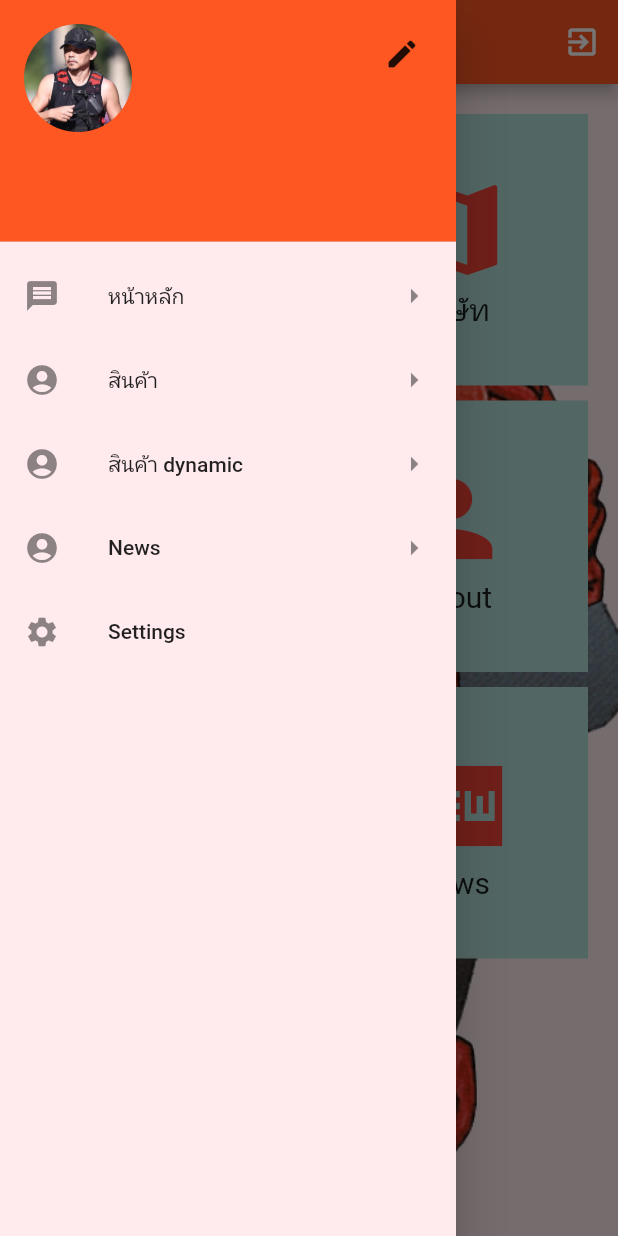
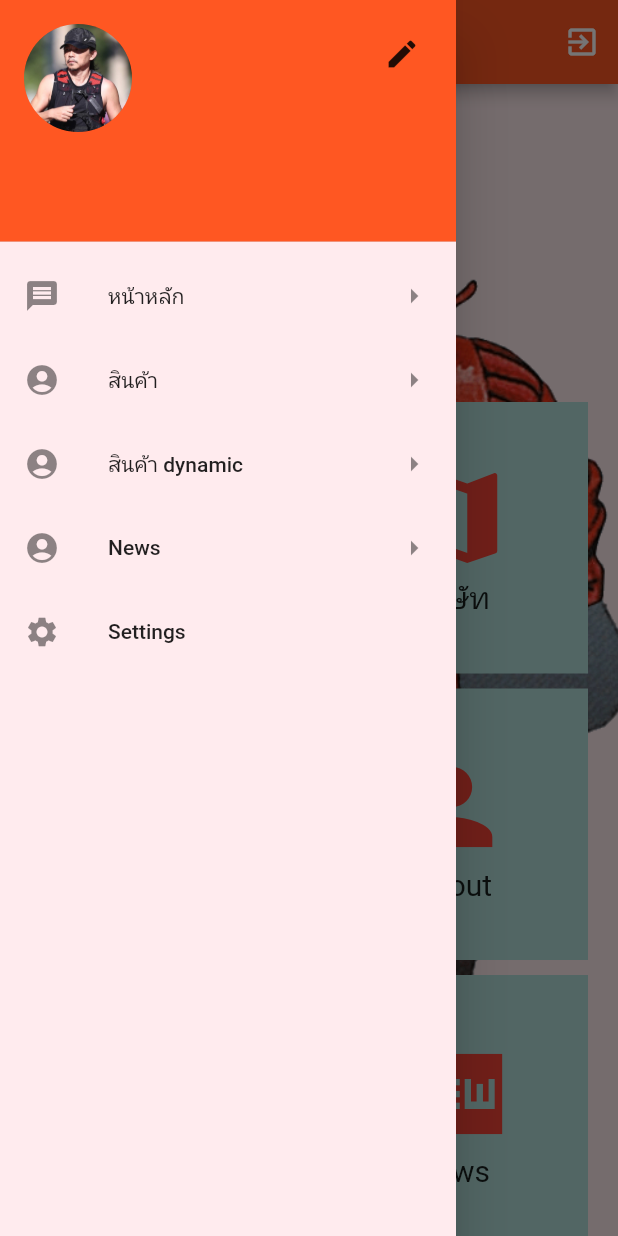
Before and after one commit to thana19/flutter01, a Flutter app: the HomePage screen opened directly, with the side drawer open, on a phone screen of 412 x 824 dp. Run offline on Flutter 3.47's test engine with Material 2 defaults, Android fonts, the phone set to English and light mode, and no system bars; our stand-ins replace flutter_form_builder, flutter_redux, pull_to_refresh, redux, shared_preferences, webview_flutter; accounts and stored records are empty.

```diff
--- a/lib/pages/home/HomePage.dart
+++ b/lib/pages/home/HomePage.dart
@@ -1,7 +1,9 @@
 import 'package:flutter/material.dart';
 import 'package:flutter01/data/ScreenArguments.dart';
+import 'package:flutter01/redux/appReducer.dart';
 import 'package:flutter01/widgets/logo.dart';
 import 'package:flutter01/widgets/menu.dart';
+import 'package:flutter_redux/flutter_redux.dart';
 import 'package:shared_preferences/shared_preferences.dart';
 import 'package:flutter01/main.dart';
 
@@ -35,6 +37,20 @@ class _HomePageState extends State<HomePage> {
             decoration: BoxDecoration(
                 image: DecorationImage(
                     image: AssetImage('images/bg2.png'), fit: BoxFit.cover)),
+            child: Column(
+              children: [
+                StoreConnector<AppState, Map<String, dynamic>>(
+                    distinct: true,
+                    converter: (store) => store.state.profileState.profile,
+                    builder: (context, profile) {
+                      return Expanded(
+                        flex: 1,
+                        child: Text(
+                            'welcome ${profile['name']} ${profile['email']}'),
+                      );
+                    }),
+                Expanded(
+                    flex: 3,
                     child: GridView.count(
                       primary: false,
                       padding: const EdgeInsets.all(20),
@@ -46,19 +62,21 @@ class _HomePageState extends State<HomePage> {
                           onTap: () async {
                             result = await Navigator.pushNamed(
                                 context, 'homestack/company',
-                        arguments:
-                            ScreenArguments('thana.j@gmail.com', "0840866680"));
+                                arguments: ScreenArguments(
+                                    'thana.j@gmail.com', "0840866680"));
 
                             ScaffoldMessenger.of(context)
                               ..removeCurrentSnackBar()
-                      ..showSnackBar(SnackBar(content: Text('$result')));
+                              ..showSnackBar(
+                                  SnackBar(content: Text('$result')));
                           },
                           child: Container(
                             padding: const EdgeInsets.all(8),
                             child: Column(
                               mainAxisAlignment: MainAxisAlignment.center,
                               children: [
-                        Icon(Icons.business, size: 80, color: Colors.red),
+                                Icon(Icons.business,
+                                    size: 80, color: Colors.red),
                                 Text(
                                   'company',
                                   style: TextStyle(fontSize: 20),
@@ -100,12 +118,13 @@ class _HomePageState extends State<HomePage> {
                           onTap: () async {
                             result = await Navigator.pushNamed(
                                 context, 'homestack/about',
-                        arguments:
-                            ScreenArguments('thana.j@gmail.com', "0840866680"));
+                                arguments: ScreenArguments(
+                                    'thana.j@gmail.com', "0840866680"));
 
                             ScaffoldMessenger.of(context)
                               ..removeCurrentSnackBar()
-                      ..showSnackBar(SnackBar(content: Text('$result')));
+                              ..showSnackBar(
+                                  SnackBar(content: Text('$result')));
                           },
                           child: Container(
                             padding: const EdgeInsets.all(8),
@@ -168,6 +187,8 @@ class _HomePageState extends State<HomePage> {
                           ),
                         ),
                       ],
+                    ))
+              ],
             )));
   }
 
--- a/lib/redux/appReducer.dart
+++ b/lib/redux/appReducer.dart
@@ -0,0 +1,17 @@
+import 'package:flutter01/redux/profile/profileReducer.dart';
+import 'package:meta/meta.dart';
+
+@immutable
+class AppState {
+  final ProfileState profileState;
+
+  AppState({required this.profileState});
+
+  factory AppState.initial() {
+    return AppState(profileState: ProfileState());
+  }
+}
+
+AppState appReducer(AppState state, dynamic action) {
+  return AppState(profileState: profileReducer(state.profileState, action));
+}
--- a/lib/redux/profile/profileReducer.dart
+++ b/lib/redux/profile/profileReducer.dart
@@ -0,0 +1,22 @@
+import 'package:flutter01/redux/profile/profileAction.dart';
+import 'package:meta/meta.dart';
+
+@immutable
+class ProfileState {
+  final Map<String, dynamic> profile;
+
+  ProfileState({this.profile = const {'name': '', 'email': '', 'role': ''}});
+  // ProfileState({required this.profile});
+
+  ProfileState copyWith({Map<String, dynamic>? profile}) {
+    return ProfileState(profile: profile ?? this.profile);
+  }
+}
+
+profileReducer(ProfileState state, dynamic action) {
+  if (action is GetProfileAction) {
+    return state.copyWith(profile: action.profileState.profile);
+  }
+
+  return state;
+}
--- a/lib/widgets/menu.dart
+++ b/lib/widgets/menu.dart
@@ -1,6 +1,8 @@
 import 'dart:convert';
 
 import 'package:flutter/material.dart';
+import 'package:flutter01/redux/appReducer.dart';
+import 'package:flutter_redux/flutter_redux.dart';
 import 'package:shared_preferences/shared_preferences.dart';
 import 'dart:convert' as convert;
 import 'package:flutter01/data/ScreenArguments.dart';
@@ -13,16 +15,16 @@ class Menu extends StatefulWidget {
 }
 
 class _MenuState extends State<Menu> {
-  Map<String, dynamic> profile = {'name': '', 'email': '', 'role': ''};
+  // Map<String, dynamic> profile = {'name': '', 'email': '', 'role': ''};
 
   _getProfile() async {
     SharedPreferences prefs = await SharedPreferences.getInstance();
     var profileString = prefs.getString('profile');
     print(profileString);
     if (profileString != null) {
-      setState(() {
-        profile = convert.jsonDecode(profileString);
-      });
+      // setState(() {
+      //   profile = convert.jsonDecode(profileString);
+      // });
     }
   }
 
@@ -51,7 +53,31 @@ class _MenuState extends State<Menu> {
           //     ),
           //   ),
           // ),
-          UserAccountsDrawerHeader(
+          // UserAccountsDrawerHeader(
+          //   currentAccountPicture: CircleAvatar(
+          //     backgroundImage: AssetImage('images/thana.jpg'),
+          //   ),
+          //   accountName: Text('${profile['name']}'),
+          //   accountEmail: Text('${profile['email']}'),
+          //   otherAccountsPictures: [
+          //     IconButton(
+          //         onPressed: () {
+          //           // Navigator.pushNamedAndRemoveUntil(
+          //           //     context,
+          //           //     'homestack/editprofile',
+          //           //     (Route<dynamic> route) => false);
+          //           Navigator.pushNamed(context, 'homestack/editprofile',
+          //               arguments:
+          //                   ScreenArguments(profile['name'], profile['email']));
+          //         },
+          //         icon: Icon(Icons.edit))
+          //   ],
+          // ),
+          StoreConnector<AppState, Map<String, dynamic>>(
+              distinct: true,
+              converter: (store) => store.state.profileState.profile,
+              builder: (context, profile) {
+                return UserAccountsDrawerHeader(
                   currentAccountPicture: CircleAvatar(
                     backgroundImage: AssetImage('images/thana.jpg'),
                   ),
@@ -65,12 +91,13 @@ class _MenuState extends State<Menu> {
                           //     'homestack/editprofile',
                           //     (Route<dynamic> route) => false);
                           Navigator.pushNamed(context, 'homestack/editprofile',
-                        arguments:
-                            ScreenArguments(profile['name'], profile['email']));
+                              arguments: ScreenArguments(
+                                  profile['name'], profile['email']));
                         },
                         icon: Icon(Icons.edit))
                   ],
-          ),
+                );
+              }),
           ListTile(
             leading: Icon(Icons.message),
             title: Text('หน้าหลัก'),
```
Also changed, not shown: lib/main.dart (+15 -2 lines), lib/pages/home/EditProfilePage.dart (+10 -2 lines), lib/pages/login/LoginPage.dart (+12 -5 lines), lib/redux/profile/profileAction.dart (added, +15 -0 lines). Lines whose indentation alone changed are shown as unchanged.
